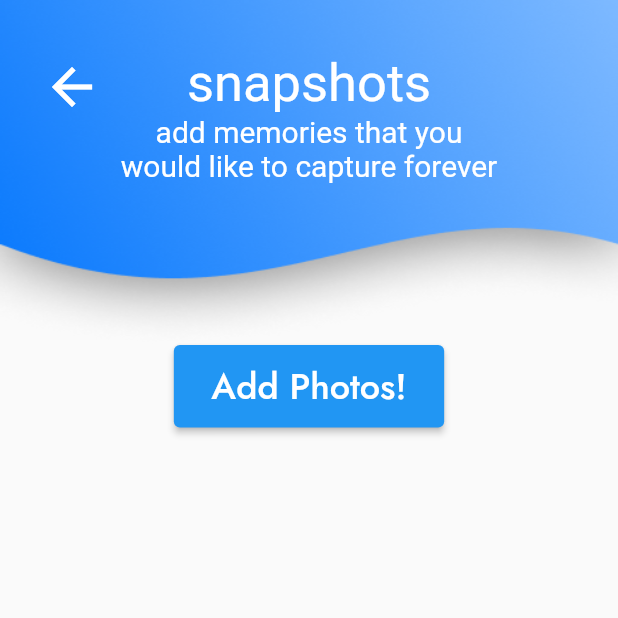
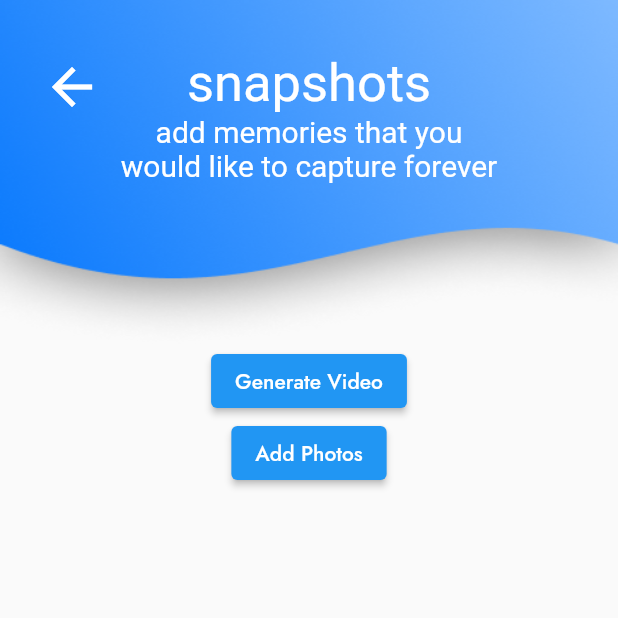
Before and after one commit to aldrinjenson/memoraide, a Flutter app: the screen it shows once a user with an empty profile is signed in, after a tap on "SNAPSHOTS", on a phone screen of 412 x 824 dp, the top half of it. Run offline on Flutter 3.47's test engine with Material 2 defaults, Android fonts, the phone set to English and light mode, and no system bars; our stand-ins replace awesome_notifications, camera, cloud_firestore, firebase_analytics, firebase_auth, firebase_core and 6 more; missing offline and left inert: flutter_inappwebview; accounts and stored records are empty; network calls fail.

Commit message:
make component of snapshot card + custom button!

```diff
--- a/lib/main.dart
+++ b/lib/main.dart
@@ -14,7 +14,7 @@ import 'package:memoria/screens/home/geolocation.dart';
 import 'package:memoria/screens/home/home.dart';
 import 'package:memoria/screens/home/journal.dart';
 import 'package:memoria/screens/home/reminders.dart';
-import 'package:memoria/screens/home/snapshots.dart';
+import 'package:memoria/screens/snapshots_page.dart';
 import 'package:memoria/screens/wrapper.dart';
 import 'package:firebase_core/firebase_core.dart';
 import 'firebase_options.dart';
--- a/lib/screens/home/snapshots.dart
+++ /dev/null
@@ -1,186 +0,0 @@
-// ignore_for_file: camel_case_types, use_build_context_synchronously
-
-import 'package:camera/camera.dart';
-import 'package:cloud_firestore/cloud_firestore.dart';
-import 'package:flutter/material.dart';
-import 'package:memoria/screens/cameraScreens/camera_screen.dart';
-import 'package:memoria/widgets/starter_design.dart';
-
-class Snapshots extends StatefulWidget {
-  const Snapshots({Key? key}) : super(key: key);
-
-  @override
-  State<Snapshots> createState() => _SnapshotsState();
-}
-
-class _SnapshotsState extends State<Snapshots> {
-  dynamic firebaseData;
-  dynamic snapShots;
-
-  Future<void> getData() async {
-    try {
-      var collection = FirebaseFirestore.instance
-          .collection('snapshots')
-          .orderBy('addedTime', descending: true);
-      var querySnapshots = await collection.get();
-      var snapshotData = querySnapshots.docs.map((e) => e.data());
-      setState(() {
-        snapShots = snapshotData.toList();
-      });
-      print(snapshotData.toList());
-    } catch (e) {
-      print("error in gettin data from firestore");
-    }
-  }
-
-  @override
-  void initState() {
-    super.initState();
-    getData();
-  }
-
-  @override
-  Widget build(BuildContext context) {
-    return Scaffold(
-      body: SingleChildScrollView(
-        child: Column(
-          crossAxisAlignment: CrossAxisAlignment.center,
-          children: [
-            StartingDesign("snapshots",
-                "add memories that you would like to capture forever", "home"),
-            ElevatedButton(
-              style: ButtonStyle(
-                padding: MaterialStateProperty.all<EdgeInsets>(
-                    EdgeInsets.symmetric(horizontal: 25, vertical: 10)),
-              ),
-              onPressed: () async {
-                final cameras = await availableCameras();
-                final firstCamera = cameras.first;
-
-                Navigator.push(
-                  context,
-                  MaterialPageRoute(
-                    builder: (context) => TakePictureScreen(
-                      camera: firstCamera,
-                    ),
-                  ),
-                );
-              },
-              child: Text(
-                'Add Photos!',
-                style: TextStyle(
-                  fontSize: 24,
-                ),
-              ),
-            ),
-            snapShots == null
-                ? (Center(
-                    child: CircularProgressIndicator(),
-                  ))
-                : ListView.builder(
-                    scrollDirection: Axis.vertical,
-                    shrinkWrap: true,
-                    physics: ScrollPhysics(),
-                    itemCount: snapShots.length,
-                    itemBuilder: ((context, index) => Snapshot(
-                        imageUrl: snapShots[index]['url'],
-                        SnapName: snapShots[index]['imageName'],
-                        imageText: snapShots[index]['text'],
-                        imageDate: DateTime.parse(
-                          snapShots[index]['addedTime'],
-                        ))),
-                  ),
-            // Snapshot(
-            //     SnapName: "testsnap1",
-            //     imageDate: DateTime.now(),
-            //     imageText: 'bruh'),
-            // Snapshot(
-            //     SnapName: "testsnap2",
-            //     imageDate: DateTime.now(),
-            //     imageText: 'bruh'),
-            SizedBox(
-              height: 30,
-            ),
-          ],
-        ),
-      ),
-    );
-  }
-}
-
-class Snapshot extends StatelessWidget {
-  final String imageText;
-  final DateTime imageDate;
-  final String SnapName;
-  final String imageUrl;
-
-  // Snapshot({String SN,Key? key, Snap}) : super(key: key){ SnapName = SN};
-  const Snapshot(
-      {super.key,
-      required this.SnapName,
-      required this.imageDate,
-      required this.imageUrl,
-      required this.imageText});
-
-  @override
-  Widget build(BuildContext context) {
-    return Container(
-      margin: EdgeInsets.symmetric(vertical: 20),
-      decoration: BoxDecoration(
-        boxShadow: [
-          BoxShadow(
-            color: Color.fromARGB(255, 44, 44, 44),
-            blurRadius: 30,
-            spreadRadius: -35,
-            offset: Offset(4, 8), // Shadow position
-          ),
-        ],
-      ),
-      child: Column(
-        children: [
-          Container(
-            margin: EdgeInsets.symmetric(horizontal: 20),
-            width: double.infinity,
-            height: 250,
-            decoration: BoxDecoration(
-              borderRadius: BorderRadius.vertical(top: Radius.circular(10)),
-              image: DecorationImage(
-                image: NetworkImage(imageUrl),
-                fit: BoxFit.fill,
-              ),
-            ),
-          ),
-          Container(
-            padding: EdgeInsets.symmetric(horizontal: 15, vertical: 10),
-            margin: EdgeInsets.symmetric(horizontal: 20),
-            width: MediaQuery.of(context).size.width,
-            decoration: BoxDecoration(
-              borderRadius: BorderRadius.vertical(bottom: Radius.circular(10)),
-              color: Colors.white,
-            ),
-            child: Row(
-              mainAxisAlignment: MainAxisAlignment.spaceBetween,
-              children: [
-                SizedBox(
-                  width: MediaQuery.of(context).size.width - 160,
-                  child: Text(
-                    imageText,
-                    textAlign: TextAlign.left,
-                    style: TextStyle(
-                      fontSize: 16,
-                      // overflow: TextOverflow.ellipsis,
-                    ),
-                  ),
-                ),
-                Text(
-                  "24 JULY",
-                  style: TextStyle(fontSize: 16),
-                ),
-              ],
-            ),
-          ),
-        ],
-      ),
-    );
-  }
-}
--- /dev/null
+++ b/lib/screens/snapshots_page.dart
@@ -0,0 +1,94 @@
+import 'package:camera/camera.dart';
+import 'package:cloud_firestore/cloud_firestore.dart';
+import 'package:flutter/material.dart';
+import 'package:memoria/screens/cameraScreens/camera_screen.dart';
+import 'package:memoria/widgets/custom_button.dart';
+import 'package:memoria/widgets/snapshot_image_card.dart';
+import 'package:memoria/widgets/starter_design.dart';
+
+class Snapshots extends StatefulWidget {
+  const Snapshots({Key? key}) : super(key: key);
+
+  @override
+  State<Snapshots> createState() => _SnapshotsState();
+}
+
+class _SnapshotsState extends State<Snapshots> {
+  dynamic firebaseData;
+  dynamic snapShots;
+
+  Future<void> getData() async {
+    try {
+      var collection = FirebaseFirestore.instance
+          .collection('snapshots')
+          .orderBy('addedTime', descending: true);
+      var querySnapshots = await collection.get();
+      var snapshotData = querySnapshots.docs.map((e) => e.data());
+      setState(() {
+        snapShots = snapshotData.toList();
+      });
+    } catch (e) {
+      print("error in gettin data from firestore");
+    }
+  }
+
+  @override
+  void initState() {
+    super.initState();
+    getData();
+  }
+
+  @override
+  Widget build(BuildContext context) {
+    return Scaffold(
+      body: SingleChildScrollView(
+        child: Column(
+          crossAxisAlignment: CrossAxisAlignment.center,
+          children: [
+            StartingDesign("snapshots",
+                "add memories that you would like to capture forever", "home"),
+            CustomButton(
+                text: "Generate Video",
+                callback: () {
+                  print('generating video');
+                }),
+            CustomButton(
+                text: "Add Photos",
+                callback: () async {
+                  final cameras = await availableCameras();
+                  final firstCamera = cameras.first;
+                  Navigator.push(
+                    context,
+                    MaterialPageRoute(
+                      builder: (context) => TakePictureScreen(
+                        camera: firstCamera,
+                      ),
+                    ),
+                  );
+                }),
+            snapShots == null
+                ? (Center(
+                    child: CircularProgressIndicator(),
+                  ))
+                : ListView.builder(
+                    scrollDirection: Axis.vertical,
+                    shrinkWrap: true,
+                    physics: ScrollPhysics(),
+                    itemCount: snapShots.length,
+                    itemBuilder: ((context, index) => SnapshotImageCard(
+                        imageUrl: snapShots[index]['url'],
+                        SnapName: snapShots[index]['imageName'],
+                        imageText: snapShots[index]['text'],
+                        imageDate: DateTime.parse(
+                          snapShots[index]['addedTime'],
+                        ))),
+                  ),
+            SizedBox(
+              height: 30,
+            ),
+          ],
+        ),
+      ),
+    );
+  }
+}
--- /dev/null
+++ b/lib/widgets/custom_button.dart
@@ -0,0 +1,23 @@
+import 'package:flutter/material.dart';
+
+class CustomButton extends StatelessWidget {
+  final String text;
+  final VoidCallback callback;
+
+  const CustomButton({
+    Key? key,
+    required this.text,
+    required this.callback,
+  }) : super(key: key);
+
+  @override
+  Widget build(BuildContext context) {
+    return ElevatedButton(
+      onPressed: callback,
+      style: ButtonStyle(
+        backgroundColor: MaterialStateProperty.all(Colors.blue),
+      ),
+      child: Text(text),
+    );
+  }
+}
```
Also changed, not shown: lib/widgets/snapshot_image_card.dart (added, +81 -0 lines), pubspec.lock.
